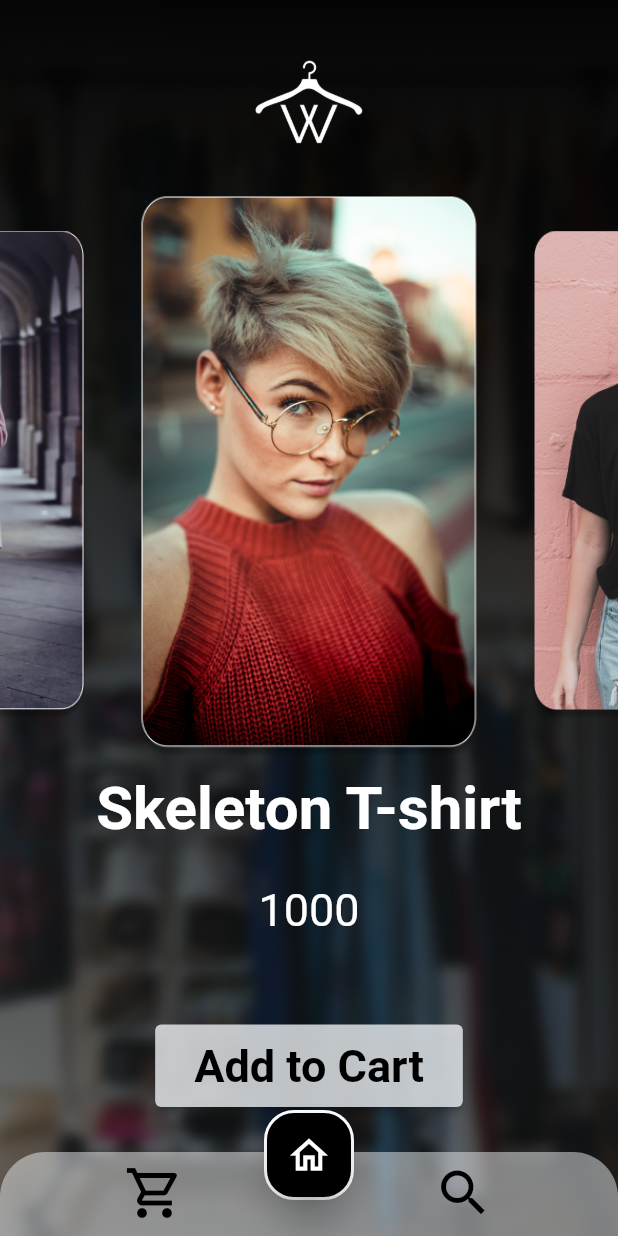
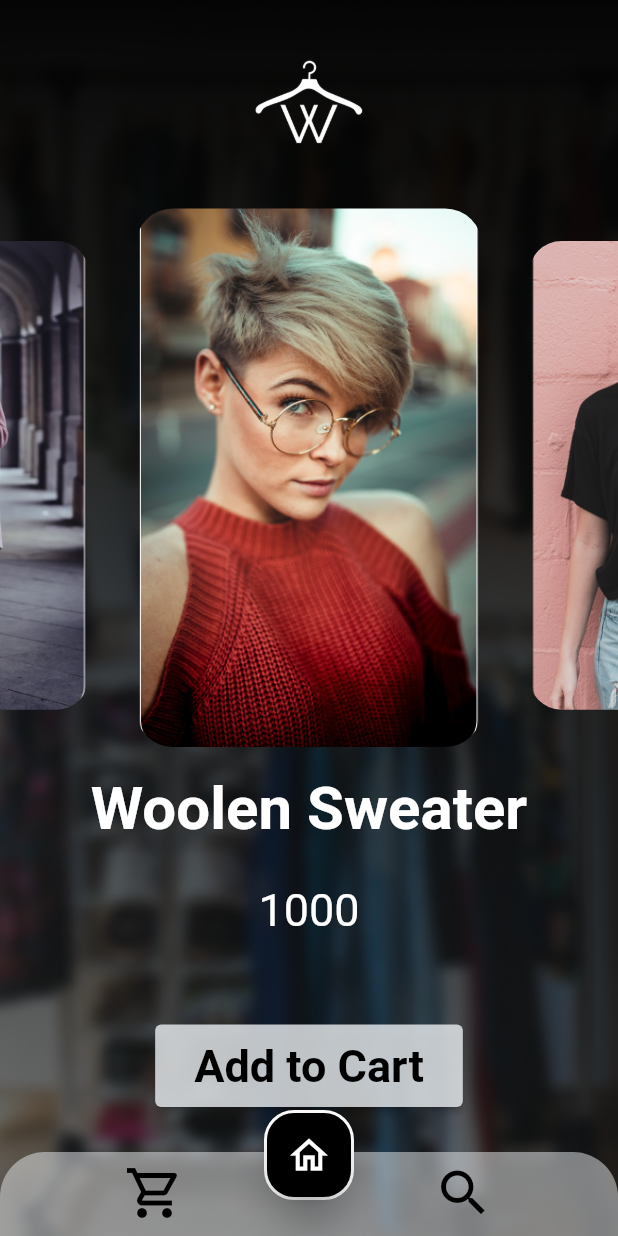
Before and after one commit to sjtsh/Wardrobe, a Flutter app: the screen it shows after launch, on a phone screen of 412 x 824 dp. Run offline on Flutter 3.47's test engine with Material 2 defaults, Android fonts, the phone set to English and light mode, and no system bars; drawn by our look-alikes of carousel_slider.

```diff
--- a/application/wardrobe/lib/Home.dart
+++ b/application/wardrobe/lib/Home.dart
@@ -5,6 +5,9 @@ import './HomeSlider.dart';
 import 'package:carousel_slider/carousel_options.dart';
 
 class Home extends StatefulWidget {
+  final Function changeDetails;
+  Home(this.changeDetails);
+
 
   @override
   _HomeState createState() => _HomeState();
@@ -13,14 +16,14 @@ class Home extends StatefulWidget {
 class _HomeState extends State<Home> {
 
   int productIndex = 0;
-  List names = const ["Skeleton T-shirt",  "Woolen Sweater",  "Modern Overcoat", "Skeleton T-shirt",  "Woolen Sweater",  "Modern Overcoat"];
+  List names = const ["Woolen Sweater",  "Skeleton T-shirt",  "Modern Overcoat", "Woolen Sweater",  "Skeleton T-shirt",  "Modern Overcoat"];
   List price = const [1000,  2000,  3000,  4000,  5000,  6000];
 
   void changeHome(int number, CarouselPageChangedReason reason){
     setState(() {
       productIndex = number;
     });
-    print("picture changed to " + number.toString() + " because of ");
+    print("Home screen picture changed to " + number.toString() + " because of ");
     print(reason);
   }
 
@@ -29,7 +32,7 @@ class _HomeState extends State<Home> {
     return Column(
         children: [
 
-        HomeSlider(changeHome),
+        HomeSlider(changeHome, widget.changeDetails, productIndex),
 
         // HomeSlider(widget.items, widget.price),
         // HomeSlider(changeHome, widget.items, widget.price),
--- a/application/wardrobe/lib/HomePreview.dart
+++ b/application/wardrobe/lib/HomePreview.dart
@@ -2,21 +2,27 @@ import 'package:flutter/material.dart';
 
 class HomePreview extends StatelessWidget {
   final AssetImage img;
-  HomePreview(this.img);
+  final Function changeDetails;
+  final int productIndex;
+  HomePreview(this.img, this.changeDetails, this.productIndex);
 
   @override
   Widget build(BuildContext context) {
     return Expanded(
             child: Padding(
               padding: const EdgeInsets.only(top: 25),
+              child: TextButton(
                 child: Container(
                   height: 400,
                   width: 250,
                   alignment: Alignment.center,
                   decoration: BoxDecoration(
                       image: DecorationImage(
+                          fit: BoxFit.cover,
                           image: img),
                       borderRadius: BorderRadius.all(Radius.circular(25))),
+                ),
+                onPressed: (){changeDetails(productIndex);},
               ),
             ),
           );
--- a/application/wardrobe/lib/HomeSlider.dart
+++ b/application/wardrobe/lib/HomeSlider.dart
@@ -6,8 +6,10 @@ import './HomePreview.dart';
 class HomeSlider extends StatelessWidget {
 
   final Function changeHome;
+  final Function changeDetails;
+  final int productIndex;
 
-  HomeSlider(this.changeHome);
+  HomeSlider(this.changeHome, this.changeDetails, this.productIndex);
 
   final List img = const [
     AssetImage("assets/Product1.png"),
@@ -22,12 +24,12 @@ class HomeSlider extends StatelessWidget {
   Widget build(BuildContext context) {
     return CarouselSlider(
         items: [
-          HomePreview(img[0]),
-          HomePreview(img[1]),
-          HomePreview(img[2]),
-          HomePreview(img[3]),
-          HomePreview(img[4]),
-          HomePreview(img[5]),
+          HomePreview(img[0], changeDetails, productIndex),
+          HomePreview(img[1], changeDetails, productIndex),
+          HomePreview(img[2], changeDetails, productIndex),
+          HomePreview(img[3], changeDetails, productIndex),
+          HomePreview(img[4], changeDetails, productIndex),
+          HomePreview(img[5], changeDetails, productIndex),
           ],
           options: CarouselOptions(
           height: 400,
--- a/application/wardrobe/lib/main.dart
+++ b/application/wardrobe/lib/main.dart
@@ -11,6 +11,7 @@ import './AboutUs.dart';
 import './Checkout.dart';
 import './CheckoutFooter.dart';
 import './Reciept.dart';
+import './Description.dart';
 
 void main() {
   runApp(Wardrobe());
@@ -23,11 +24,9 @@ class Wardrobe extends StatefulWidget {
 
 class _WardrobeState extends State<Wardrobe> {
   int index = 2;
+  int productIndex;
   AssetImage background = AssetImage("assets/home_background.png");
   Image logo = Image.asset("assets/home_logo.png");
-
-
-
 
   void _setIndex(int nextIndex) {
     setState(() {
@@ -41,6 +40,15 @@ class _WardrobeState extends State<Wardrobe> {
         logo = Image.asset("assets/home_logo.png");
       }
       print(index);
+    });
+  }
+
+
+  void changeDetails(int productIndex){
+    print("details changed to index " + productIndex.toString());
+    setState(() {
+      this.productIndex = productIndex;
+      index = 5;
     });
   }
 
@@ -68,11 +76,13 @@ class _WardrobeState extends State<Wardrobe> {
     } else if (index == 1) {
       return Expanded(child: Search());
     } else if (index == 2) {
-      return Expanded(child: Home());
+      return Expanded(child: Home(changeDetails));
     } else if (index == 3){
       return Expanded(child: Checkout());
     } else if (index == 4){
       return Expanded(child: Reciept(_setIndex));
+    } else if (index == 5){
+      return Expanded(child: Description(productIndex, _setIndex));
     } else if(index == 20) {
       return Expanded(child: AboutUs());
     }
```
Also changed, not shown: application/wardrobe/lib/Checkout.dart (+7 -10 lines), application/wardrobe/lib/CheckoutPreview.dart (added, +20 -0 lines), application/wardrobe/lib/CheckoutSlider.dart (added, +65 -0 lines), application/wardrobe/lib/Description.dart (added, +21 -0 lines), 3 other files. Lines whose indentation alone changed are shown as unchanged.
